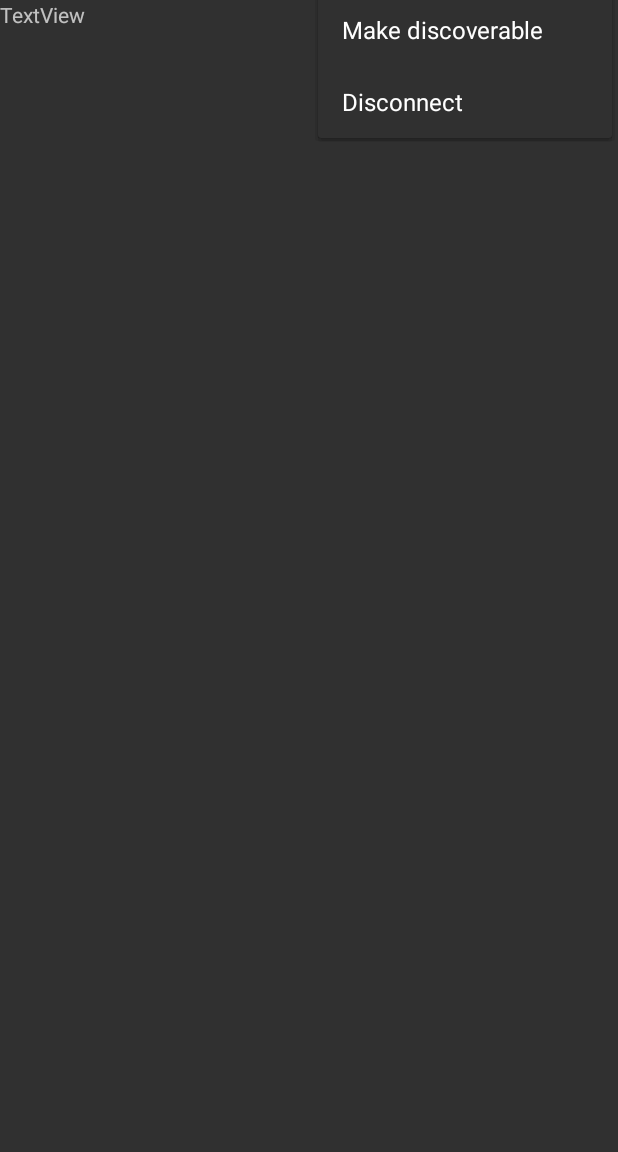
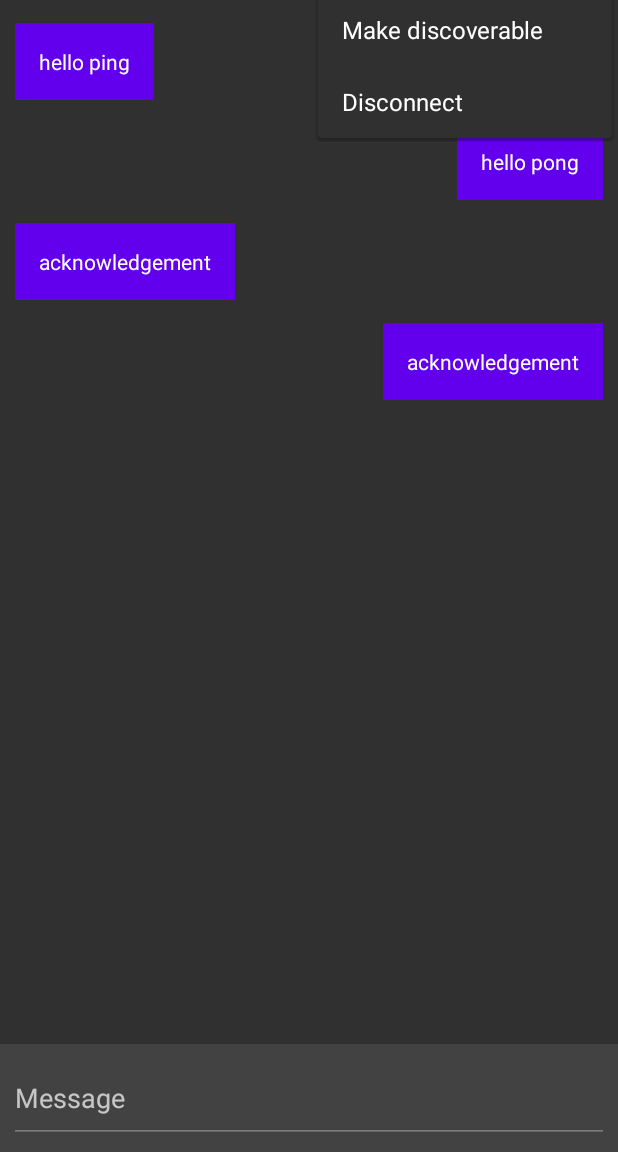
Before and after one commit to nmelihsensoy/beorcChat, an Android app: the screen it shows after launch (MainActivity), with the options menu open, on a phone screen of 412 x 824 dp, the part 84-1236 px from its top. Run offline under Robolectric (Android 15) with nearby library versions, the phone set to English and light mode, and no system bars.

Commit message:
add ui elements

```diff
--- /dev/null
+++ b/app/src/main/java/com/nmelihsensoy/beorc/CustomAdapter.java
@@ -0,0 +1,81 @@
+package com.nmelihsensoy.beorc;
+
+// https://developer.android.com/develop/ui/views/layout/recyclerview
+
+import android.view.LayoutInflater;
+import android.view.View;
+import android.view.ViewGroup;
+import android.widget.TextView;
+
+import androidx.recyclerview.widget.RecyclerView;
+
+public class CustomAdapter extends RecyclerView.Adapter<CustomAdapter.ViewHolder> {
+
+    private MessageData[] localDataSet;
+
+    /**
+     * Provide a reference to the type of views that you are using
+     * (custom ViewHolder)
+     */
+    public static class ViewHolder extends RecyclerView.ViewHolder {
+        private final TextView textView;
+
+        public ViewHolder(View view) {
+            super(view);
+            // Define click listener for the ViewHolder's View
+
+            textView = (TextView) view.findViewById(R.id.chat_text);
+        }
+
+        public TextView getTextView() {
+            return textView;
+        }
+    }
+
+    /**
+     * Initialize the dataset of the Adapter
+     *
+     * @param dataSet String[] containing the data to populate views to be used
+     * by RecyclerView
+     */
+    public CustomAdapter(MessageData[] dataSet) {
+        localDataSet = dataSet;
+    }
+
+    // Create new views (invoked by the layout manager)
+    @Override
+    public ViewHolder onCreateViewHolder(ViewGroup viewGroup, int viewType) {
+        View view;
+
+        if(viewType == 1){
+            view = LayoutInflater.from(viewGroup.getContext())
+                    .inflate(R.layout.bubble_left, viewGroup, false);
+            return new ViewHolder(view);
+        }else if(viewType == 2){
+            view = LayoutInflater.from(viewGroup.getContext())
+                    .inflate(R.layout.bubble_right, viewGroup, false);
+            return new ViewHolder(view);
+        }
+
+        return null;
+    }
+
+    // Replace the contents of a view (invoked by the layout manager)
+    @Override
+    public void onBindViewHolder(ViewHolder viewHolder, final int position) {
+
+        final MessageData data = localDataSet[position];
+        viewHolder.getTextView().setText(data.getMessage());
+    }
+
+    @Override
+    public int getItemViewType(int position) {
+        return localDataSet[position].getType();
+    }
+
+    // Return the size of your dataset (invoked by the layout manager)
+    @Override
+    public int getItemCount() {
+        return localDataSet.length;
+    }
+}
--- a/app/src/main/java/com/nmelihsensoy/beorc/MainActivity.java
+++ b/app/src/main/java/com/nmelihsensoy/beorc/MainActivity.java
@@ -1,6 +1,7 @@
 package com.nmelihsensoy.beorc;
 
 import android.os.Bundle;
+import android.os.Message;
 import android.util.Log;
 import android.view.Menu;
 import android.view.MenuInflater;
@@ -8,9 +9,12 @@ import android.view.MenuItem;
 
 import androidx.appcompat.app.AppCompatActivity;
 import androidx.appcompat.widget.Toolbar;
+import androidx.recyclerview.widget.LinearLayoutManager;
+import androidx.recyclerview.widget.RecyclerView;
 
 public class MainActivity extends AppCompatActivity {
     private static final String TAG = "BeorcDEBUG";
+    Menu topBarMenu;
 
     @Override
     protected void onCreate(Bundle savedInstanceState) {
@@ -21,12 +25,28 @@ public class MainActivity extends AppCompatActivity {
         setSupportActionBar(toolbar1);
         toolbar1.setSubtitle("not connected");
 
+        testMessageBubble();
+    }
+
+    private void testMessageBubble(){
+        MessageData[] myList = new MessageData[]{
+                new MessageData("hello ping", 1),
+                new MessageData("hello pong", 2),
+                new MessageData("acknowledgement", 1),
+                new MessageData("acknowledgement", 2)
+        };
+
+        RecyclerView recyclerView = findViewById(R.id.message_list);
+        CustomAdapter adapter = new CustomAdapter(myList);
+        recyclerView.setLayoutManager(new LinearLayoutManager(this));
+        recyclerView.setAdapter(adapter);
     }
 
     @Override
     public boolean onCreateOptionsMenu(Menu menu) {
         MenuInflater inflater = getMenuInflater();
         inflater.inflate(R.menu.menu, menu);
+        topBarMenu = menu;
         return true;
     }
 
@@ -35,17 +55,16 @@ public class MainActivity extends AppCompatActivity {
         int id = item.getItemId();
 
         if (id == R.id.menu_connect) {
-
             Log.d(TAG, "Menu Connect");
+            MenuItem item1 = topBarMenu.getItem(2);
+            item1.setEnabled(false);
             return true;
         }
         if (id == R.id.menu_discoverable) {
-
             Log.d(TAG, "Menu Discoverable");
             return true;
         }
         if (id == R.id.menu_disconnect) {
-
             Log.d(TAG, "Menu Disconnect");
             return true;
         }
--- /dev/null
+++ b/app/src/main/java/com/nmelihsensoy/beorc/MessageData.java
@@ -0,0 +1,27 @@
+package com.nmelihsensoy.beorc;
+
+public class MessageData {
+    private String message;
+    private int type;
+
+    public MessageData(String message, int type) {
+        this.message = message;
+        this.type = type;
+    }
+
+    public String getMessage() {
+        return message;
+    }
+
+    public void setMessage(String message) {
+        this.message = message;
+    }
+
+    public int getType() {
+        return type;
+    }
+
+    public void setType(int type) {
+        this.type = type;
+    }
+}
--- a/app/src/main/res/layout/activity_main.xml
+++ b/app/src/main/res/layout/activity_main.xml
@@ -14,15 +14,36 @@
         android:background="?attr/colorPrimary">
     </androidx.appcompat.widget.Toolbar>
 
-    <RelativeLayout
+    <androidx.recyclerview.widget.RecyclerView
+        android:id="@+id/message_list"
         android:layout_width="match_parent"
-        android:layout_height="match_parent">
+        android:layout_height="match_parent"
+        android:layout_weight="1"
+        app:stackFromEnd="true"
+        >
 
-        <TextView
-            android:id="@+id/textView"
+
+    </androidx.recyclerview.widget.RecyclerView>
+
+    <LinearLayout
+        android:layout_width="match_parent"
+        android:layout_height="wrap_content"
+        android:orientation="horizontal"
+        android:background="@color/cardview_dark_background"
+        android:padding="6dp">
+
+
+        <EditText
+            android:id="@+id/msgText"
             android:layout_width="wrap_content"
-            android:layout_height="wrap_content"
-            android:text="TextView" />
-    </RelativeLayout>
+            android:layout_height="60dp"
+            android:layout_weight="1"
+            android:layout_gravity="bottom"
+            android:ems="10"
+            android:enabled="false"
+            android:hint="Message"
+            android:inputType="text"
+            android:text="" />
+    </LinearLayout>
 
 </LinearLayout>
--- /dev/null
+++ b/app/src/main/res/layout/bubble_left.xml
@@ -0,0 +1,22 @@
+<?xml version="1.0" encoding="utf-8"?>
+<androidx.constraintlayout.widget.ConstraintLayout xmlns:android="http://schemas.android.com/apk/res/android"
+    xmlns:app="http://schemas.android.com/apk/res-auto"
+    xmlns:tools="http://schemas.android.com/tools"
+    android:layout_width="match_parent"
+    android:layout_height="wrap_content">
+
+    <TextView
+        android:id="@+id/chat_text"
+        android:layout_width="wrap_content"
+        android:layout_height="wrap_content"
+        android:background="@color/design_default_color_primary"
+        android:padding="16dp"
+        android:text="left"
+        android:textColor="@color/white"
+        android:layout_marginTop="15dp"
+        android:layout_marginStart="10dp"
+        app:layout_constraintBottom_toBottomOf="parent"
+        app:layout_constraintStart_toStartOf="parent"
+        app:layout_constraintTop_toTopOf="parent" />
+
+</androidx.constraintlayout.widget.ConstraintLayout>
--- /dev/null
+++ b/app/src/main/res/layout/bubble_right.xml
@@ -0,0 +1,22 @@
+<?xml version="1.0" encoding="utf-8"?>
+<androidx.constraintlayout.widget.ConstraintLayout xmlns:android="http://schemas.android.com/apk/res/android"
+    xmlns:app="http://schemas.android.com/apk/res-auto"
+    xmlns:tools="http://schemas.android.com/tools"
+    android:layout_width="match_parent"
+    android:layout_height="wrap_content">
+
+    <TextView
+        android:id="@+id/chat_text"
+        android:layout_width="wrap_content"
+        android:layout_height="wrap_content"
+        android:layout_marginTop="15dp"
+        android:layout_marginEnd="10dp"
+        android:background="@color/design_default_color_primary"
+        android:padding="16dp"
+        android:text="right"
+        android:textColor="@color/white"
+        app:layout_constraintBottom_toBottomOf="parent"
+        app:layout_constraintEnd_toEndOf="parent"
+        app:layout_constraintTop_toTopOf="parent" />
+
+</androidx.constraintlayout.widget.ConstraintLayout>
```
